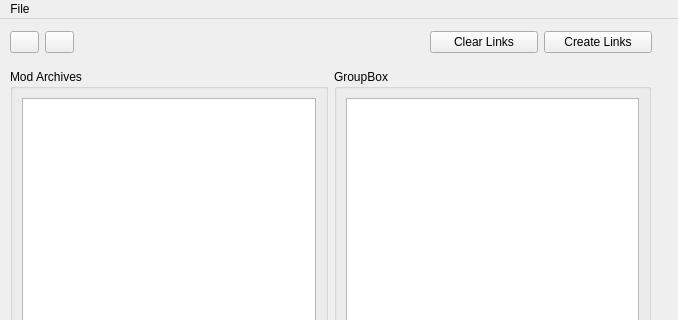
The window that ui/modlink.ui (rcn8397/modlink) describes before a commit, drawn with Qt 5; both pictures show x 0 to 678 and y 0 to 320 of the 678 by 640 pixel window.
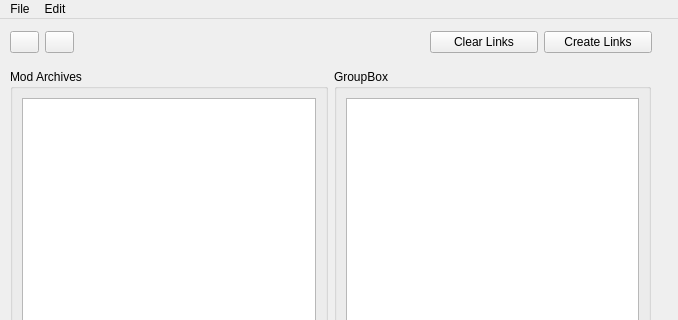
The same window after the commit. Icons and pictures are not drawn.

Commit message: creating dialog box

```diff
--- a/ui/modlink.ui
+++ b/ui/modlink.ui
@@ -168,7 +168,14 @@
     <addaction name="separator"/>
     <addaction name="actionExit"/>
    </widget>
+   <widget class="QMenu" name="menuEdit">
+    <property name="title">
+     <string>Edit</string>
+    </property>
+    <addaction name="actionPreferences"/>
+   </widget>
    <addaction name="menuFile"/>
+   <addaction name="menuEdit"/>
   </widget>
   <widget class="QStatusBar" name="statusbar"/>
   <action name="actionLoad">
```
Left out of the diff: 5 changed lines with no effect on the pictures. The commit also changes 4 other files.
